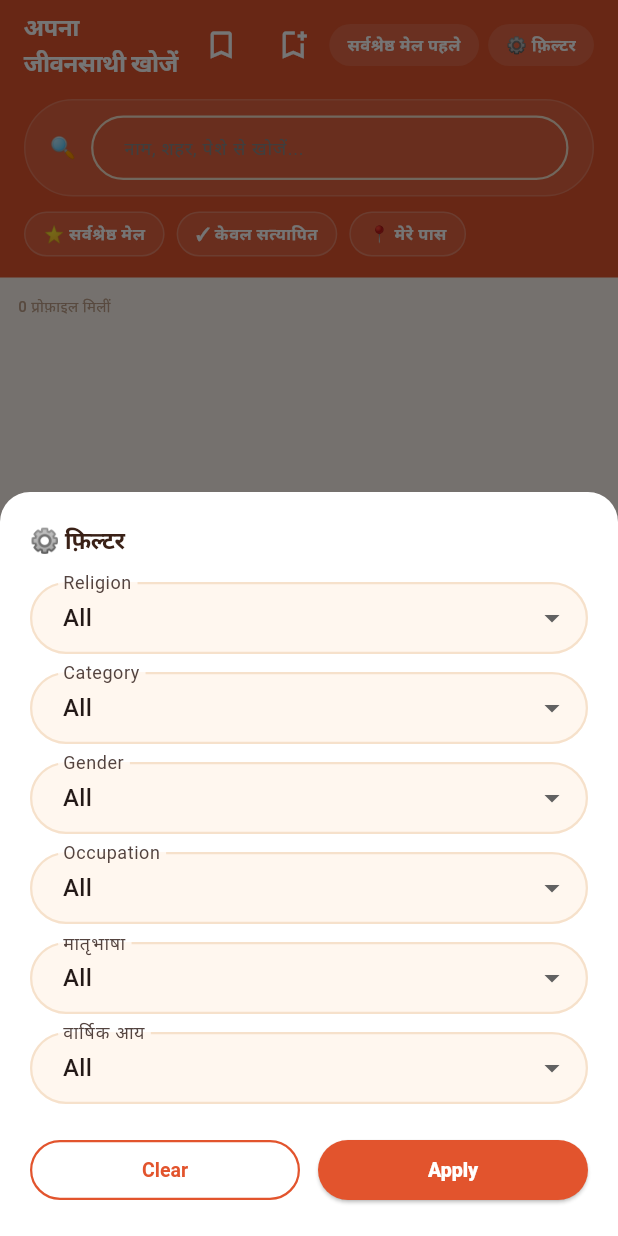
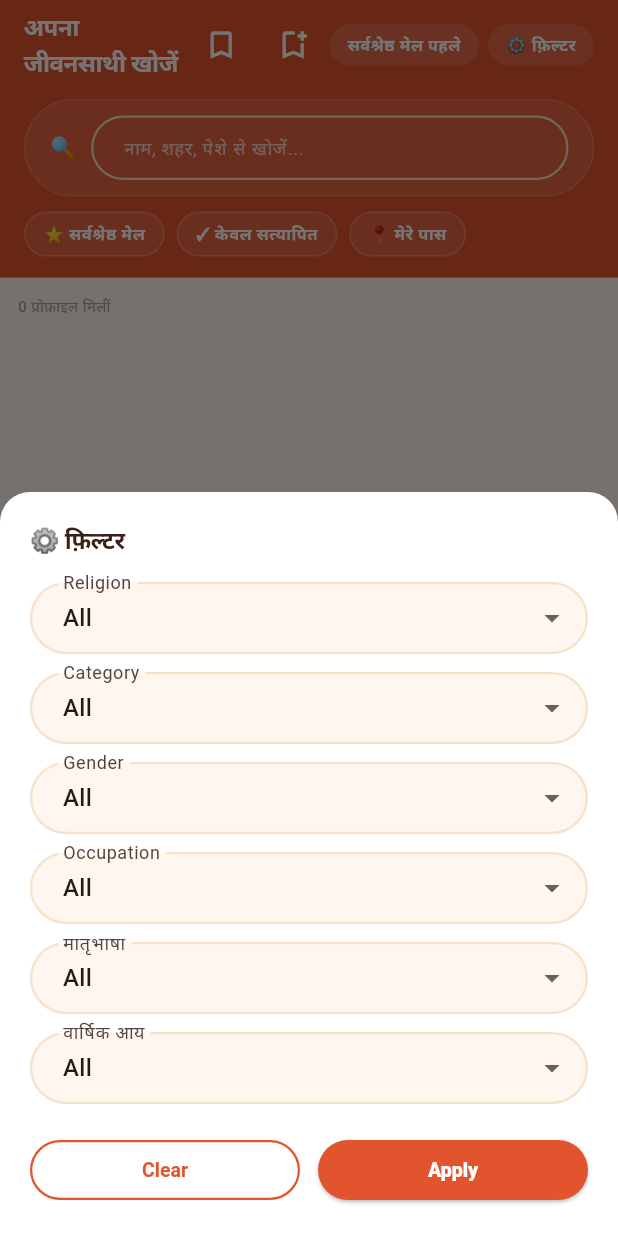
Before and after one commit to rekhavijay9890-ops/RishtaBook-v2, a Flutter app: the SearchPage screen opened directly, after a tap on "⚙ फ़िल्टर", on a phone screen of 412 x 824 dp. Run offline on Flutter 3.47's test engine with Material 3 defaults, Android fonts, the phone set to English and light mode, and no system bars; our stand-ins replace cloud_firestore, firebase_auth, firebase_core, firebase_storage, google_mobile_ads, google_sign_in and 5 more; missing offline and left inert: razorpay_flutter; accounts and stored records are empty.

Commit message:
Fix contrast regressions from the Sindoor Sunset retint (#23)
The colour retint made the header background and AppColors.saffron/
.gold/.ghost the same warm-orange family, which broke several
places that used those tokens as TEXT/ICON color on top of the
header - they'd previously contrasted fine against the old
near-black header but became invisible or near-invisible against
the new orange one:

- Home: the "Book" half of the RishtaBook wordmark used
  AppColors.saffron text on an AppColors.headerBg (now identical)
  background - literally invisible, reading as "Rishta" only.
  Switched to a distinct gold-yellow.
- Home/Search: header search-bar hint text and Home's tagline used
  AppColors.ghost/a hardcoded mid-grey - both low-contrast on
  orange. Switched to Colors.white70.
- Wallet/Kundali: header subtext (credit balance caption, rashi/
  nakshatra labels) had the same AppColors.ghost-on-header issue,
  same fix.

Also set systemNavigationBarColor explicitly (previously unset,
left at the OS default) so the phone's own on-screen nav bar always
matches the app's white bottomNavigationBar instead of potentially
clashing with/appearing to overlap it. Root-tab screens (Home,
Search, etc.) use a plain Container header rather than a real
AppBar, so AppTheme's appBarTheme.systemOverlayStyle never reached
them - set via SystemChrome.setSystemUIOverlayStyle at startup
instead so it applies everywhere.

flutter analyze: 0 errors/warnings (pre-existing info-level lints only).

Co-authored-by: Claude <noreply@anthropic.com>

```diff
--- a/lib/screens/home/home_page.dart
+++ b/lib/screens/home/home_page.dart
@@ -83,10 +83,10 @@ class _HomePageState extends State<HomePage> {
                               RichText(
                                 text: const TextSpan(children: [
                                   TextSpan(text: 'Rishta', style: TextStyle(fontSize: 22, fontWeight: FontWeight.w800, color: Colors.white, letterSpacing: -0.5)),
-                                  TextSpan(text: 'Book', style: TextStyle(fontSize: 22, fontWeight: FontWeight.w800, color: AppColors.saffron, letterSpacing: -0.5)),
+                                  TextSpan(text: 'Book', style: TextStyle(fontSize: 22, fontWeight: FontWeight.w800, color: Color(0xFFFFD877), letterSpacing: -0.5)),
                                 ]),
                               ),
-                              Text(context.t('app.tagline'), style: const TextStyle(fontSize: 10, color: AppColors.ghost)),
+                              Text(context.t('app.tagline'), style: const TextStyle(fontSize: 10, color: Colors.white70)),
                             ],
                           ),
                         ),
@@ -116,7 +116,7 @@ class _HomePageState extends State<HomePage> {
                       child: Row(children: [
                         const Text('🔍', style: TextStyle(fontSize: 14)),
                         const SizedBox(width: 10),
-                        Text(context.t('home.searchHint'), style: const TextStyle(fontSize: 13, color: Color(0xFF888888))),
+                        Text(context.t('home.searchHint'), style: const TextStyle(fontSize: 13, color: Colors.white70)),
                       ]),
                     ),
                   ),
--- a/lib/screens/kundali/kundali_page.dart
+++ b/lib/screens/kundali/kundali_page.dart
@@ -166,7 +166,7 @@ class KundaliPage extends StatelessWidget {
                 RbAvatar(initials: me.fullName.isNotEmpty ? me.fullName[0].toUpperCase() : '?', size: 52),
                 const SizedBox(height: 6),
                 Text(me.fullName, style: const TextStyle(fontSize: 12, fontWeight: FontWeight.w700, color: Colors.white), overflow: TextOverflow.ellipsis),
-                Text('${me.rashi} · ${me.nakshatra}', style: const TextStyle(fontSize: 10, color: AppColors.ghost), overflow: TextOverflow.ellipsis),
+                Text('${me.rashi} · ${me.nakshatra}', style: const TextStyle(fontSize: 10, color: Colors.white70), overflow: TextOverflow.ellipsis),
               ])),
               Column(children: [
                 Container(
@@ -178,13 +178,13 @@ class KundaliPage extends StatelessWidget {
                   ])),
                 ),
                 const SizedBox(height: 4),
-                Text(context.t('kundali.gunMilan'), style: const TextStyle(fontSize: 9, color: AppColors.ghost, fontWeight: FontWeight.w700, letterSpacing: 0.5)),
+                Text(context.t('kundali.gunMilan'), style: const TextStyle(fontSize: 9, color: Colors.white70, fontWeight: FontWeight.w700, letterSpacing: 0.5)),
               ]),
               Expanded(child: Column(children: [
                 RbAvatar(initials: other.fullName.isNotEmpty ? other.fullName[0].toUpperCase() : '?', size: 52, color: AppColors.teal),
                 const SizedBox(height: 6),
                 Text(other.fullName, style: const TextStyle(fontSize: 12, fontWeight: FontWeight.w700, color: Colors.white), overflow: TextOverflow.ellipsis),
-                Text('${other.rashi} · ${other.nakshatra}', style: const TextStyle(fontSize: 10, color: AppColors.ghost), overflow: TextOverflow.ellipsis),
+                Text('${other.rashi} · ${other.nakshatra}', style: const TextStyle(fontSize: 10, color: Colors.white70), overflow: TextOverflow.ellipsis),
               ])),
             ]),
           ]),
--- a/lib/screens/search/search_page.dart
+++ b/lib/screens/search/search_page.dart
@@ -287,7 +287,7 @@ class _SearchPageState extends State<SearchPage> {
                             border: InputBorder.none,
                             filled: false,
                             hintText: context.t('search.hint'),
-                            hintStyle: const TextStyle(color: Color(0xFF888888), fontSize: 12),
+                            hintStyle: const TextStyle(color: Colors.white70, fontSize: 12),
                           ),
                         ),
                       ),
--- a/lib/screens/wallet/wallet_page.dart
+++ b/lib/screens/wallet/wallet_page.dart
@@ -160,7 +160,7 @@ class _WalletPageState extends State<WalletPage> {
                     Text(context.t('wallet.title'), style: AppText.headerTitle),
                   ]),
                   const SizedBox(height: 18),
-                  Text(context.t('wallet.available'), style: const TextStyle(fontSize: 11, fontWeight: FontWeight.w700, color: AppColors.ghost, letterSpacing: 0.5)),
+                  Text(context.t('wallet.available'), style: const TextStyle(fontSize: 11, fontWeight: FontWeight.w700, color: Colors.white70, letterSpacing: 0.5)),
                   const SizedBox(height: 4),
                   StreamBuilder<int>(
                     stream: _creditService.creditsStream(uid),
@@ -168,7 +168,7 @@ class _WalletPageState extends State<WalletPage> {
                       final credits = snap.data ?? 0;
                       return Column(children: [
                         Text('$credits', style: const TextStyle(fontSize: 48, fontWeight: FontWeight.w900, color: Colors.white, letterSpacing: -2)),
-                        Text(context.t('wallet.remaining', [credits ~/ CreditService.chatUnlockCost]), style: const TextStyle(fontSize: 11, color: AppColors.ghost)),
+                        Text(context.t('wallet.remaining', [credits ~/ CreditService.chatUnlockCost]), style: const TextStyle(fontSize: 11, color: Colors.white70)),
                       ]);
                     },
                   ),
--- a/lib/theme/app_theme.dart
+++ b/lib/theme/app_theme.dart
@@ -28,6 +28,13 @@ class AppTheme {
           systemOverlayStyle: SystemUiOverlayStyle(
             statusBarColor: AppColors.headerBg,
             statusBarIconBrightness: Brightness.light,
+            // Without this, the OS's own on-screen nav bar keeps its
+            // platform-default colour (often black/transparent), which can
+            // visually clash with - and look like it's overlapping - the
+            // app's own white bottomNavigationBar right above it.
+            systemNavigationBarColor: AppColors.cardBg,
+            systemNavigationBarIconBrightness: Brightness.dark,
+            systemNavigationBarDividerColor: AppColors.borderColor,
           ),
         ),
         cardTheme: CardThemeData(
```
Also changed, not shown: lib/main.dart (+13 -0 lines).
